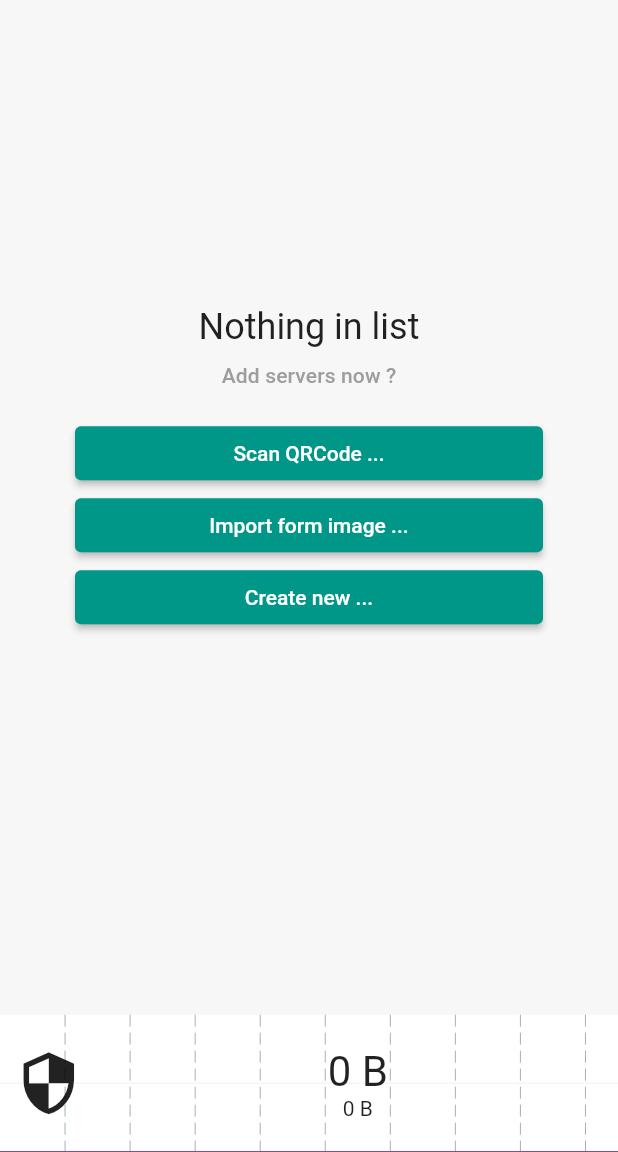
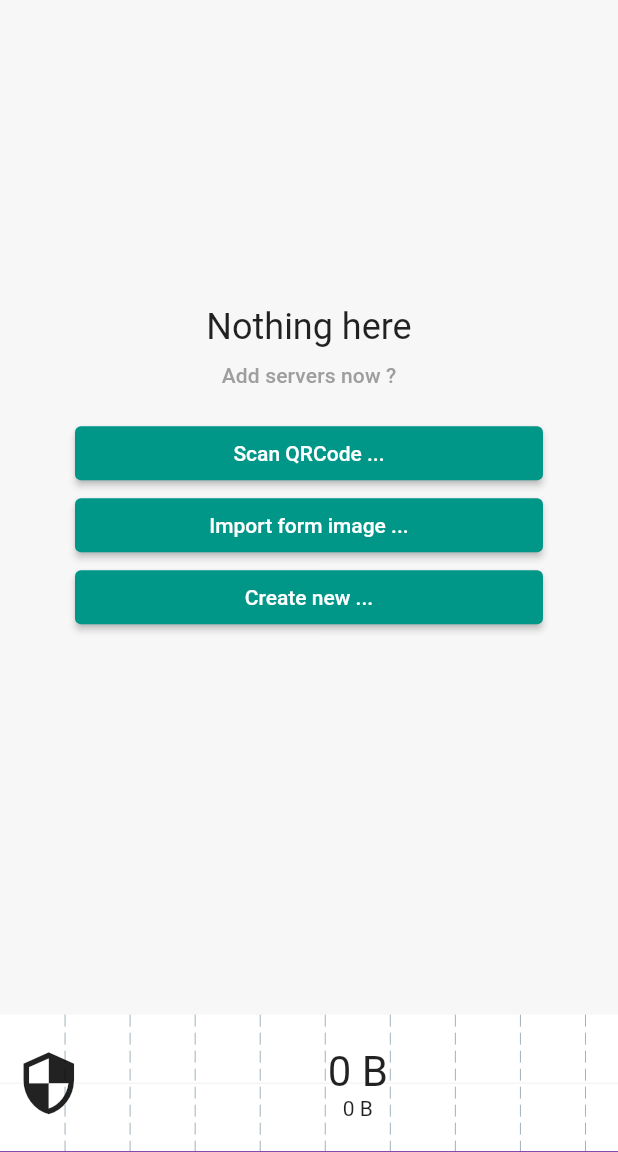
Before and after one commit to xinlake/privch, a Flutter app: the screen it shows after launch, on a phone screen of 412 x 824 dp, the part 84-1236 px from its top. Run offline on Flutter 3.47's test engine with Material 2 defaults, Android fonts, the phone set to English and light mode, and no system bars; drawn by our look-alikes of fl_chart; our stand-ins replace charts_flutter, qr_flutter.

```diff
--- a/lib/widget/shadowsocks_list.dart
+++ b/lib/widget/shadowsocks_list.dart
@@ -183,7 +183,7 @@
       crossAxisAlignment: CrossAxisAlignment.center,
       children: <Widget>[
         Text(
-          "Nothing in list",
+          "Nothing here",
           style: themeData.textTheme.headline5,
         ),
         Padding(
--- a/pubspec.yaml
+++ b/pubspec.yaml
@@ -18,14 +18,14 @@
 version: 1.0.0+1
 
 environment:
-  sdk: ">=2.12.3 <3.0.0"
+  sdk: ">=2.13.0 <3.0.0"
 
 dependencies:
   intl: ^0.17.0            #https://pub.dev/packages/intl
   animations: ^2.0.0       #https://pub.dev/packages/animations
   charts_flutter: ^0.10.0  #https://pub.dev/packages/charts_flutter
 
-  fl_chart: ^0.36.0        #https://pub.dev/packages/fl_chart
+  fl_chart: ^0.36.1        #https://pub.dev/packages/fl_chart
   qr_flutter: ^4.0.0       #https://pub.dev/packages/qr_flutter
 
   flutter:
```
Also changed, not shown: pubspec.lock, 5 other files.
